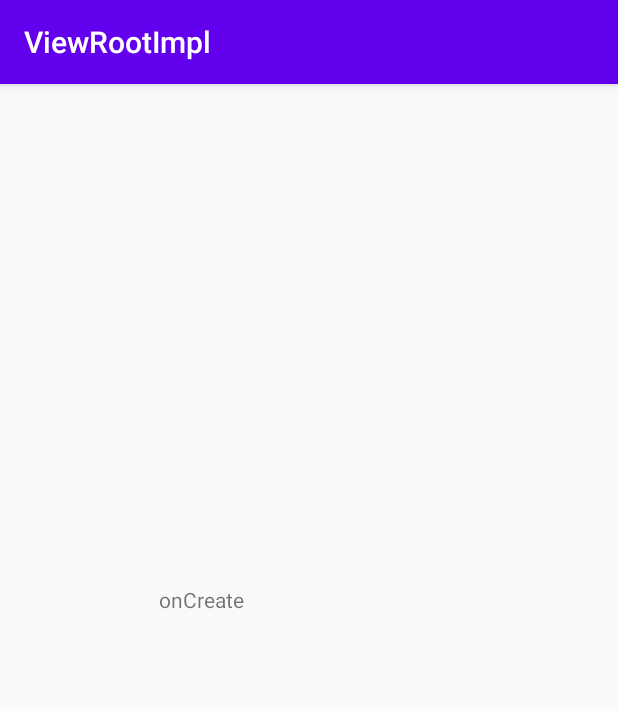
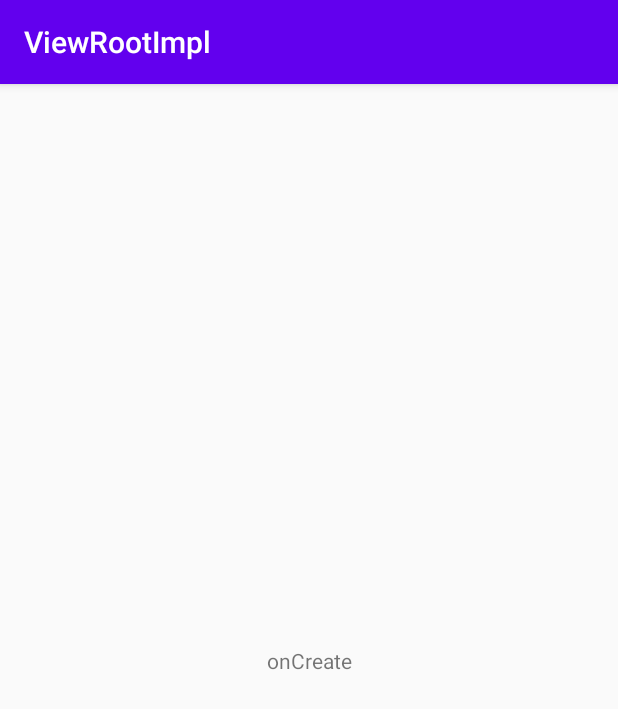
Before and after one commit to 1900han/ViewRootImpl, an Android app: the OnChildThreadActivity screen opened directly, with no data from a screen before it, on a phone screen of 412 x 824 dp. Shown: the top 709 px of the screen. Run offline under Robolectric (Android 15) with nearby library versions, the phone set to English and light mode, and no system bars.

```diff
--- /dev/null
+++ b/app/src/main/res/layout/activity_general_jump.xml
@@ -0,0 +1,20 @@
+<?xml version="1.0" encoding="utf-8"?>
+<androidx.constraintlayout.widget.ConstraintLayout xmlns:android="http://schemas.android.com/apk/res/android"
+    xmlns:app="http://schemas.android.com/apk/res-auto"
+    xmlns:tools="http://schemas.android.com/tools"
+    android:layout_width="match_parent"
+    android:layout_height="match_parent"
+    tools:context=".MainActivity">
+
+  <TextView
+      android:id="@+id/textView"
+      android:layout_width="wrap_content"
+      android:layout_height="wrap_content"
+      android:onClick="jump"
+      android:text="fixed width and height"
+      app:layout_constraintBottom_toBottomOf="parent"
+      app:layout_constraintLeft_toLeftOf="parent"
+      app:layout_constraintRight_toRightOf="parent"
+      app:layout_constraintTop_toTopOf="parent" />
+
+</androidx.constraintlayout.widget.ConstraintLayout>
```
Also changed, not shown: app/src/main/java/com/megamind/viewrootimpl/OnChildThreadActivity.kt (+17 -1 lines), app/src/main/java/com/megamind/viewrootimpl/OnClickActivity.kt (+1 -6 lines), app/src/main/java/com/megamind/viewrootimpl/RequestBeforeActivity.kt (indentation only).
